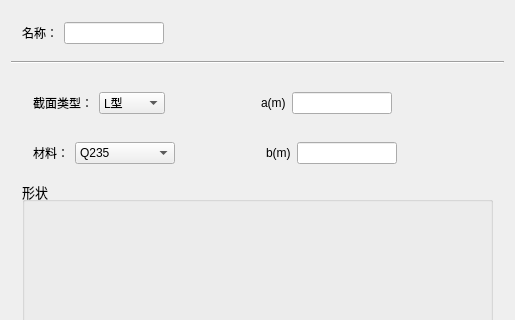
The window that TW/Set_Section.ui (Shixuku/Tower-Visual) describes before a commit, drawn with Qt 5; both pictures show x 0 to 515 and y 0 to 320 of the 515 by 628 pixel window.
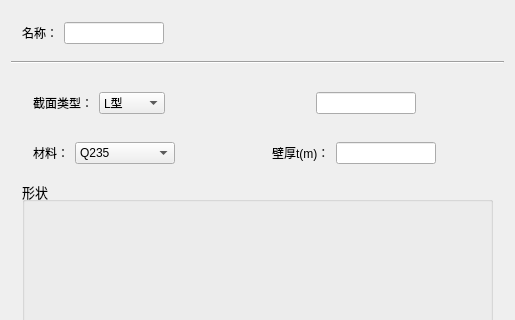
The same window after the commit.

```diff
--- a/TW/Set_Section.ui
+++ b/TW/Set_Section.ui
@@ -116,9 +116,22 @@
           </spacer>
          </item>
          <item>
-          <widget class="QLabel" name="label_5">
+          <spacer name="horizontalSpacer_9">
+           <property name="orientation">
+            <enum>Qt::Horizontal</enum>
+           </property>
+           <property name="sizeHint" stdset="0">
+            <size>
+             <width>40</width>
+             <height>20</height>
+            </size>
+           </property>
+          </spacer>
+         </item>
+         <item>
+          <widget class="QLabel" name="label_type">
            <property name="text">
-            <string>a(m)</string>
+            <string/>
            </property>
           </widget>
          </item>
@@ -196,10 +209,23 @@
            </property>
           </spacer>
          </item>
+         <item>
+          <spacer name="horizontalSpacer_10">
+           <property name="orientation">
+            <enum>Qt::Horizontal</enum>
+           </property>
+           <property name="sizeHint" stdset="0">
+            <size>
+             <width>40</width>
+             <height>20</height>
+            </size>
+           </property>
+          </spacer>
+         </item>
          <item>
           <widget class="QLabel" name="label_4">
            <property name="text">
-            <string>b(m)</string>
+            <string>壁厚t(m)：</string>
            </property>
           </widget>
          </item>
```
